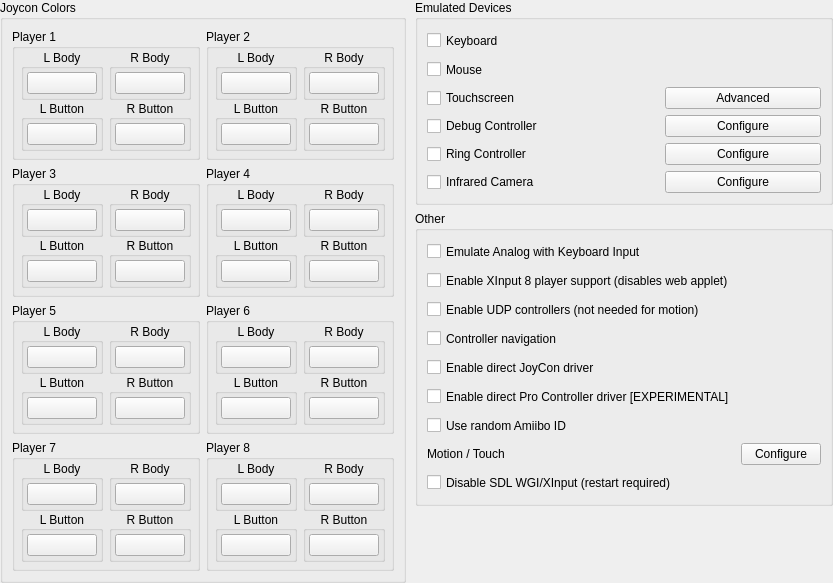
ReiKatari/STORM_SWITCH, file src/storm_switch/configuration/configure_input_advanced.ui: the form before one commit.
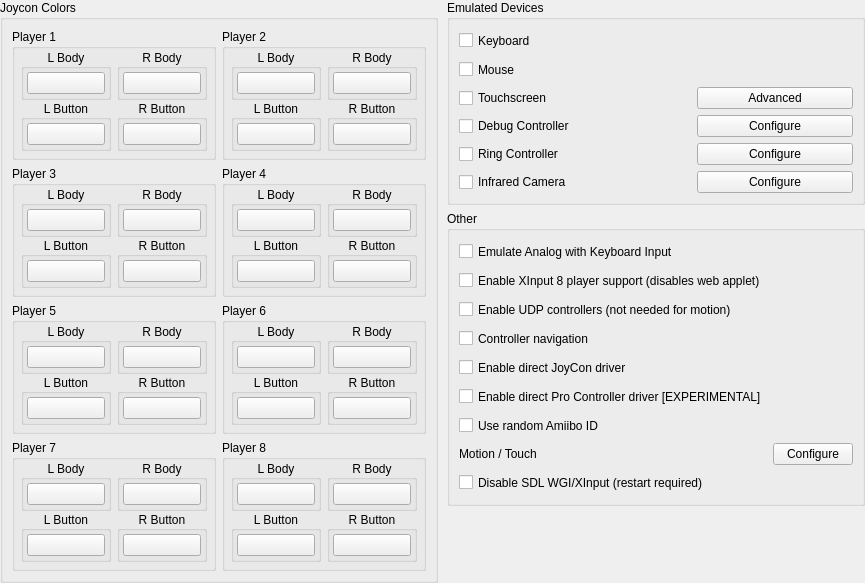
The form after the commit.

Patch:
```diff
--- a/src/storm_switch/configuration/configure_input_advanced.ui
+++ b/src/storm_switch/configuration/configure_input_advanced.ui
@@ -203,7 +203,7 @@
                               </size>
                              </property>
                              <property name="styleSheet">
-                              <string notr="true">min-width: 68px;</string>
+                              <string notr="true">min-width: 76px;</string>
                              </property>
                              <property name="text">
                               <string/>
@@ -258,7 +258,7 @@
                               </size>
                              </property>
                              <property name="styleSheet">
-                              <string notr="true">min-width: 68px;</string>
+                              <string notr="true">min-width: 76px;</string>
                              </property>
                              <property name="text">
                               <string/>
@@ -334,7 +334,7 @@
                               </size>
                              </property>
                              <property name="styleSheet">
-                              <string notr="true">min-width: 68px;</string>
+                              <string notr="true">min-width: 76px;</string>
                              </property>
                              <property name="text">
                               <string/>
@@ -389,7 +389,7 @@
                               </size>
                              </property>
                              <property name="styleSheet">
-                              <string notr="true">min-width: 68px;</string>
+                              <string notr="true">min-width: 76px;</string>
                              </property>
                              <property name="text">
                               <string/>
@@ -489,7 +489,7 @@
                               </size>
                              </property>
                              <property name="styleSheet">
-                              <string notr="true">min-width: 68px;</string>
+                              <string notr="true">min-width: 76px;</string>
                              </property>
                              <property name="text">
                               <string/>
@@ -544,7 +544,7 @@
                               </size>
                              </property>
                              <property name="styleSheet">
-                              <string notr="true">min-width: 68px;</string>
+                              <string notr="true">min-width: 76px;</string>
                              </property>
                              <property name="text">
                               <string/>
@@ -620,7 +620,7 @@
                               </size>
                              </property>
                              <property name="styleSheet">
-                              <string notr="true">min-width: 68px;</string>
+                              <string notr="true">min-width: 76px;</string>
                              </property>
                              <property name="text">
                               <string/>
@@ -675,7 +675,7 @@
                               </size>
                              </property>
                              <property name="styleSheet">
-                              <string notr="true">min-width: 68px;</string>
+                              <string notr="true">min-width: 76px;</string>
                              </property>
                              <property name="text">
                               <string/>
@@ -793,7 +793,7 @@
                               </size>
                              </property>
                              <property name="styleSheet">
-                              <string notr="true">min-width: 68px;</string>
+                              <string notr="true">min-width: 76px;</string>
                              </property>
                              <property name="text">
                               <string/>
@@ -848,7 +848,7 @@
                               </size>
                              </property>
                              <property name="styleSheet">
-                              <string notr="true">min-width: 68px;</string>
+                              <string notr="true">min-width: 76px;</string>
                              </property>
                              <property name="text">
                               <string/>
@@ -924,7 +924,7 @@
                               </size>
                              </property>
                              <property name="styleSheet">
-                              <string notr="true">min-width: 68px;</string>
+                              <string notr="true">min-width: 76px;</string>
                              </property>
                              <property name="text">
                               <string/>
@@ -979,7 +979,7 @@
                               </size>
                              </property>
                              <property name="styleSheet">
-                              <string notr="true">min-width: 68px;</string>
+                              <string notr="true">min-width: 76px;</string>
                              </property>
                              <property name="text">
                               <string/>
@@ -1079,7 +1079,7 @@
                               </size>
                              </property>
                              <property name="styleSheet">
-                              <string notr="true">min-width: 68px;</string>
+                              <string notr="true">min-width: 76px;</string>
                              </property>
                              <property name="text">
                               <string/>
@@ -1134,7 +1134,7 @@
                               </size>
                              </property>
                              <property name="styleSheet">
-                              <string notr="true">min-width: 68px;</string>
+                              <string notr="true">min-width: 76px;</string>
                              </property>
                              <property name="text">
                               <string/>
@@ -1210,7 +1210,7 @@
                               </size>
                              </property>
                              <property name="styleSheet">
-                              <string notr="true">min-width: 68px;</string>
+                              <string notr="true">min-width: 76px;</string>
                              </property>
                              <property name="text">
                               <string/>
@@ -1265,7 +1265,7 @@
                               </size>
                              </property>
                              <property name="styleSheet">
-                              <string notr="true">min-width: 68px;</string>
+                              <string notr="true">min-width: 76px;</string>
                              </property>
                              <property name="text">
                               <string/>
@@ -1404,7 +1404,7 @@
                               </size>
                              </property>
                              <property name="styleSheet">
-                              <string notr="true">min-width: 68px;</string>
+                              <string notr="true">min-width: 76px;</string>
                              </property>
                              <property name="text">
                               <string/>
@@ -1459,7 +1459,7 @@
                               </size>
                              </property>
                              <property name="styleSheet">
-                              <string notr="true">min-width: 68px;</string>
+                              <string notr="true">min-width: 76px;</string>
                              </property>
                              <property name="text">
                               <string/>
@@ -1535,7 +1535,7 @@
                               </size>
                              </property>
                              <property name="styleSheet">
-                              <string notr="true">min-width: 68px;</string>
+                              <string notr="true">min-width: 76px;</string>
                              </property>
                              <property name="text">
                               <string/>
@@ -1590,7 +1590,7 @@
                               </size>
                              </property>
                              <property name="styleSheet">
-                              <string notr="true">min-width: 68px;</string>
+                              <string notr="true">min-width: 76px;</string>
                              </property>
                              <property name="text">
                               <string/>
@@ -1690,7 +1690,7 @@
                               </size>
                              </property>
                              <property name="styleSheet">
-                              <string notr="true">min-width: 68px;</string>
+                              <string notr="true">min-width: 76px;</string>
                              </property>
                              <property name="text">
                               <string/>
@@ -1745,7 +1745,7 @@
                               </size>
                              </property>
                              <property name="styleSheet">
-                              <string notr="true">min-width: 68px;</string>
+                              <string notr="true">min-width: 76px;</string>
                              </property>
                              <property name="text">
                               <string/>
@@ -1821,7 +1821,7 @@
                               </size>
                              </property>
                              <property name="styleSheet">
-                              <string notr="true">min-width: 68px;</string>
+                              <string notr="true">min-width: 76px;</string>
                              </property>
                              <property name="text">
                               <string/>
@@ -1876,7 +1876,7 @@
                               </size>
                              </property>
                              <property name="styleSheet">
-                              <string notr="true">min-width: 68px;</string>
+                              <string notr="true">min-width: 76px;</string>
                              </property>
                              <property name="text">
                               <string/>
@@ -1994,7 +1994,7 @@
                               </size>
                              </property>
                              <property name="styleSheet">
-                              <string notr="true">min-width: 68px;</string>
+                              <string notr="true">min-width: 76px;</string>
                              </property>
                              <property name="text">
                               <string/>
@@ -2049,7 +2049,7 @@
                               </size>
                              </property>
                              <property name="styleSheet">
-                              <string notr="true">min-width: 68px;</string>
+                              <string notr="true">min-width: 76px;</string>
                              </property>
                              <property name="text">
                               <string/>
@@ -2125,7 +2125,7 @@
                               </size>
                              </property>
                              <property name="styleSheet">
-                              <string notr="true">min-width: 68px;</string>
+                              <string notr="true">min-width: 76px;</string>
                              </property>
                              <property name="text">
                               <string/>
@@ -2180,7 +2180,7 @@
                               </size>
                              </property>
                              <property name="styleSheet">
-                              <string notr="true">min-width: 68px;</string>
+                              <string notr="true">min-width: 76px;</string>
                              </property>
                              <property name="text">
                               <string/>
@@ -2280,7 +2280,7 @@
                               </size>
                              </property>
                              <property name="styleSheet">
-                              <string notr="true">min-width: 68px;</string>
+                              <string notr="true">min-width: 76px;</string>
                              </property>
                              <property name="text">
                               <string/>
@@ -2335,7 +2335,7 @@
                               </size>
                              </property>
                              <property name="styleSheet">
-                              <string notr="true">min-width: 68px;</string>
+                              <string notr="true">min-width: 76px;</string>
                              </property>
                              <property name="text">
                               <string/>
@@ -2411,7 +2411,7 @@
                               </size>
                              </property>
                              <property name="styleSheet">
-                              <string notr="true">min-width: 68px;</string>
+                              <string notr="true">min-width: 76px;</string>
                              </property>
                              <property name="text">
                               <string/>
@@ -2466,7 +2466,7 @@
                               </size>
                              </property>
                              <property name="styleSheet">
-                              <string notr="true">min-width: 68px;</string>
+                              <string notr="true">min-width: 76px;</string>
                              </property>
                              <property name="text">
                               <string/>
```
